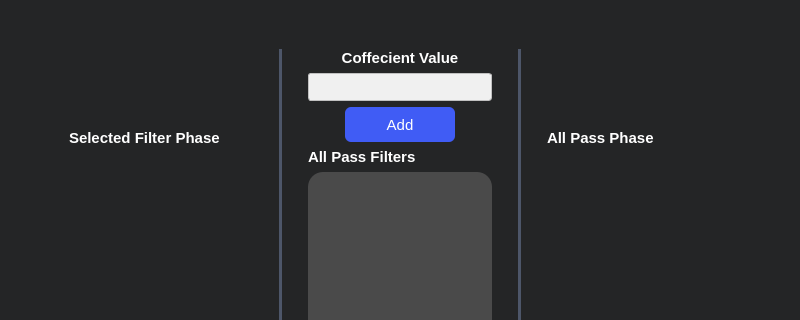
This is phaseCorrection.ui in joyou159/Realtime_Digital_Filter_Design as Qt 5 draws it before an edit; both pictures show x 0 to 800 and y 0 to 320 of the 800 by 584 pixel window. The edited form follows.
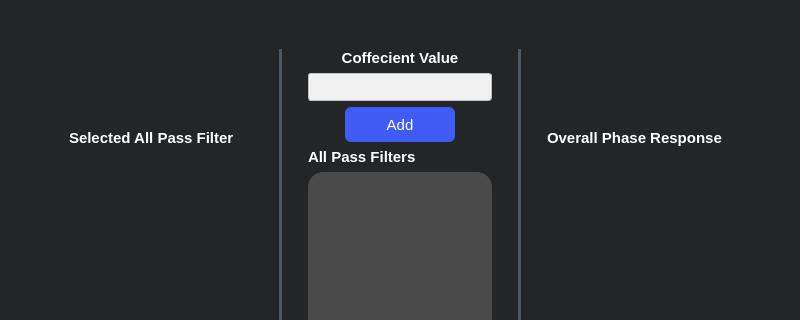
This is the edited form. Custom widgets are drawn as their Qt base class.

Commit message: fixing a bug regarding phase correction

Diff of the .ui file:
```diff
--- a/phaseCorrection.ui
+++ b/phaseCorrection.ui
@@ -67,7 +67,7 @@
 margin: 0 0 ;</string>
           </property>
           <property name="text">
-           <string>Selected Filter Phase</string>
+           <string>Selected All Pass Filter</string>
           </property>
          </widget>
         </item>
@@ -388,7 +388,7 @@
 margin: 0 0 ;</string>
           </property>
           <property name="text">
-           <string>All Pass Phase</string>
+           <string>Overall Phase Response</string>
           </property>
          </widget>
         </item>
```
The commit also changes 2 other files.
